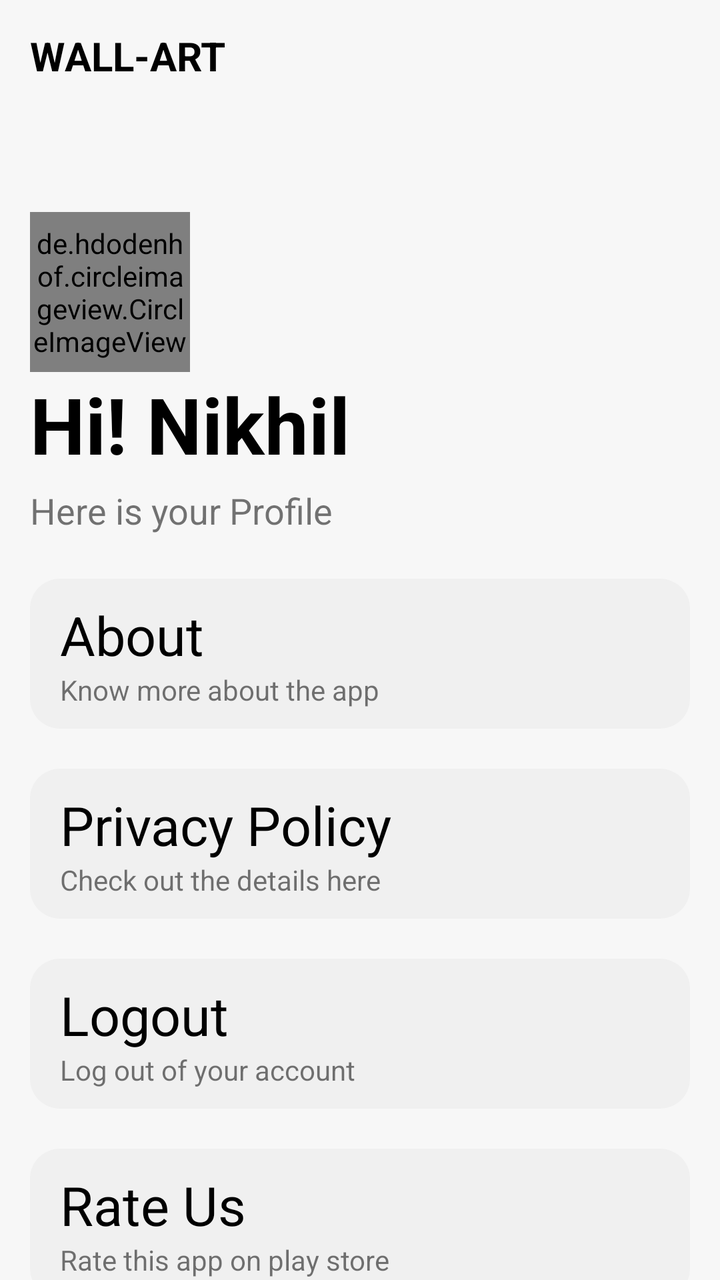
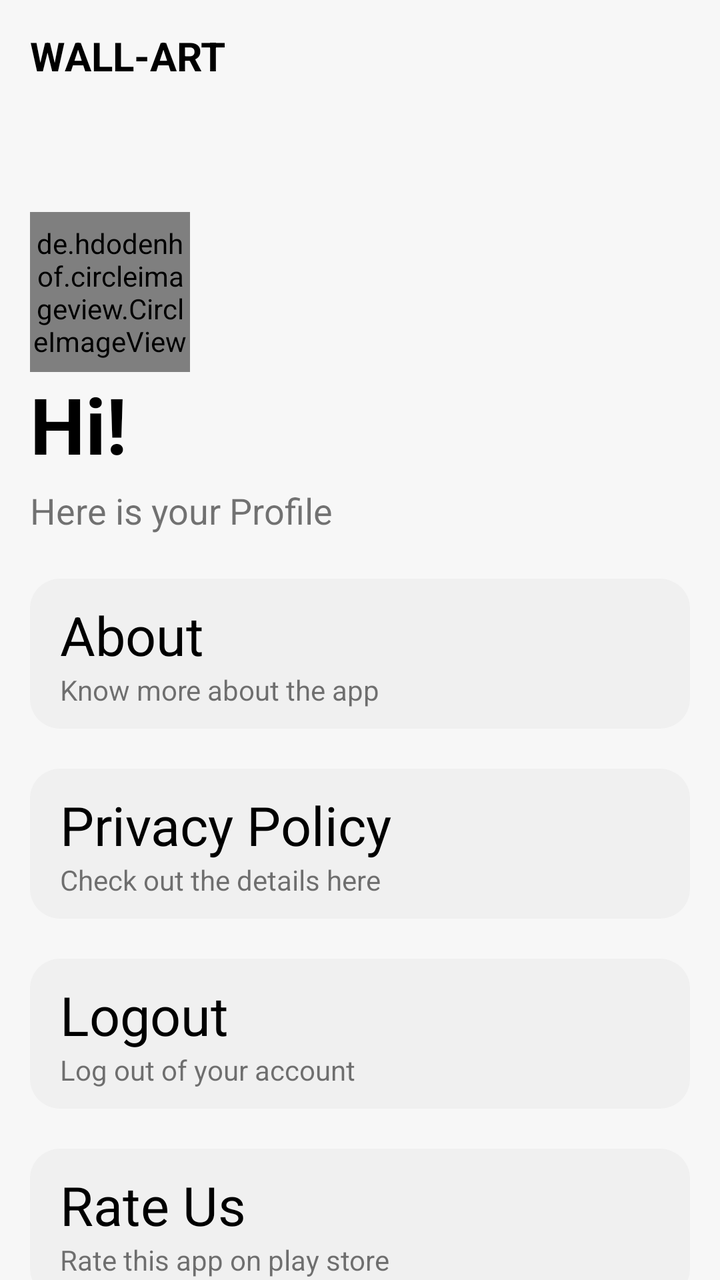

Two renders of the same Android screen: before a commit and after it. Below are the layout's source before the change and the commit's diff.
<!-- AndroidManifest.xml: application theme Theme.PixelPerfect -->
<!-- res/layout/fragment_profile_.xml -->
<?xml version="1.0" encoding="utf-8"?>
<LinearLayout xmlns:android="http://schemas.android.com/apk/res/android"
    xmlns:tools="http://schemas.android.com/tools"
    android:layout_width="match_parent"
    android:layout_height="match_parent"
    xmlns:app="http://schemas.android.com/apk/res-auto"
    android:orientation="vertical"
    android:background="#F7F7F7"
    tools:context=".profile_Fragment">

    <LinearLayout
        android:layout_width="match_parent"
        android:layout_height="56dp"
        android:gravity="center_vertical"
        android:orientation="vertical">

        <TextView
            android:layout_width="wrap_content"
            android:layout_height="wrap_content"
            android:text="WALL-ART"
            android:layout_marginHorizontal="15dp"
            android:textSize="20dp"
            android:textColor="@color/black"
            android:textStyle="bold"/>

    </LinearLayout>

    <androidx.core.widget.NestedScrollView
            android:layout_width="match_parent"
            android:layout_height="match_parent"
            android:isScrollContainer="true">

        <LinearLayout
                android:layout_width="match_parent"
                android:layout_height="match_parent"
                android:orientation="vertical">

                <de.hdodenhof.circleimageview.CircleImageView
                    android:layout_width="80dp"
                    android:layout_height="80dp"
                    android:layout_marginLeft="15dp"
                    android:id="@+id/user_img"
                    android:layout_marginTop="50dp"
                    android:src="@drawable/user"/>

            <TextView
                android:layout_width="wrap_content"
                android:layout_height="wrap_content"
                android:layout_marginLeft="15dp"
                android:text="Hi! Nikhil"
                android:id="@+id/user_name"
                android:textStyle="bold"
                android:textColor="@color/black"
                android:textSize="39dp"/>
            <TextView
                android:layout_width="wrap_content"
                android:layout_height="wrap_content"
                android:layout_marginTop="5dp"
                android:layout_marginBottom="22dp"
                android:layout_marginLeft="15dp"
                android:text="Here is your Profile"
                android:textSize="18dp"/>

                <LinearLayout
                    android:layout_width="match_parent"
                    android:layout_height="match_parent"
                    android:paddingVertical="10dp"
                    android:layout_marginHorizontal="15dp"
                    android:id="@+id/card_about"
                    android:layout_marginBottom="20dp"
                    android:background="@drawable/profilebg"
                   android:orientation="vertical">


                <TextView
                    android:layout_width="match_parent"
                    android:layout_height="match_parent"
                    android:text="About"
                    android:gravity="center_vertical"
                    android:layout_marginLeft="15dp"
                    android:textColor="@color/black"
                    android:textSize="27dp"/>
                    <TextView
                    android:layout_width="match_parent"
                    android:layout_height="match_parent"
                    android:text="Know more about the app"
                    android:gravity="center_vertical"
                    android:layout_marginLeft="15dp"
                    android:textSize="14dp"/>

                </LinearLayout>




                <LinearLayout
                    android:layout_width="match_parent"
                    android:layout_height="match_parent"
                    android:paddingVertical="10dp"
                    android:layout_marginBottom="20dp"
                    android:background="@drawable/profilebg"
                    android:id="@+id/card_policy"
                    android:layout_marginHorizontal="15dp"
                    android:orientation="vertical">


                    <TextView
                        android:layout_width="match_parent"
                        android:layout_height="match_parent"
                        android:text="Privacy Policy"
                        android:gravity="center_vertical"
                        android:layout_marginLeft="15dp"
                        android:textColor="@color/black"
                        android:textSize="27dp"/>
                    <TextView
                        android:layout_width="match_parent"
                        android:layout_height="match_parent"
                        android:text="Check out the details here"
                        android:gravity="center_vertical"
                        android:layout_marginLeft="15dp"
                        android:textSize="14dp"/>

                </LinearLayout>



                <LinearLayout
                    android:layout_width="match_parent"
                    android:layout_height="match_parent"
                    android:paddingVertical="10dp"
                    android:id="@+id/card_logout"
                    android:layout_marginBottom="20dp"
                    android:layout_marginHorizontal="15dp"
                    android:background="@drawable/profilebg"
                    android:orientation="vertical">


                    <TextView
                        android:layout_width="match_parent"
                        android:layout_height="match_parent"
                        android:text="Logout"
                        android:gravity="center_vertical"
                        android:layout_marginLeft="15dp"
                        android:textColor="@color/black"
                        android:textSize="27dp"/>
                    <TextView
                        android:layout_width="match_parent"
                        android:layout_height="match_parent"
                        android:text="Log out of your account"
                        android:gravity="center_vertical"
                        android:layout_marginLeft="15dp"
                        android:textSize="14dp"/>

                </LinearLayout>



                <LinearLayout
                    android:layout_width="match_parent"
                    android:layout_height="match_parent"
                    android:paddingVertical="10dp"
                    android:id="@+id/card_rate"
                    android:layout_marginBottom="20dp"
                    android:layout_marginHorizontal="15dp"
                    android:background="@drawable/profilebg"
                    android:orientation="vertical">


                    <TextView
                        android:layout_width="match_parent"
                        android:layout_height="match_parent"
                        android:text="Rate Us"
                        android:gravity="center_vertical"
                        android:layout_marginLeft="15dp"
                        android:textColor="@color/black"
                        android:textSize="27dp"/>
                    <TextView
                        android:layout_width="match_parent"
                        android:layout_height="match_parent"
                        android:text="Rate this app on play store"
                        android:gravity="center_vertical"
                        android:layout_marginLeft="15dp"
                        android:textSize="14dp"/>

                </LinearLayout>



        </LinearLayout>


        </androidx.core.widget.NestedScrollView>
</LinearLayout>
<!-- resources referenced by this layout -->
<resources>
  <color name="black">#FF000000</color>
  <!-- drawable profilebg (drawable) -->
  <?xml version="1.0" encoding="utf-8"?>
  <shape xmlns:android="http://schemas.android.com/apk/res/android">
  <solid android:color="#FFF0F0F0"/>
      <stroke android:color="@color/black"
          android:width="0dp"/>
      <corners android:radius="15dp"/>
  
  </shape>
  <!-- drawable user: png bitmap (drawable, 17878 bytes) -->
  <style name="Theme.PixelPerfect" parent="Theme.MaterialComponents.Light.NoActionBar">
          
          <item name="colorPrimary">#000000</item>
          <item name="colorPrimaryVariant">#8F8F8F</item>
          <item name="colorOnPrimary">@color/white</item>
          
          <item name="colorSecondary">#D65858</item>
          <item name="colorSecondaryVariant">#fff</item>
          <item name="colorOnSecondary">@color/black</item>
          
          <item name="android:statusBarColor">?attr/colorPrimaryVariant</item>
          
      </style>
  <color name="white">#FFFFFFFF</color>
</resources>

<!-- the commit's change to res/layout/fragment_profile_.xml (unified diff, before → after) -->
@@ -47,7 +47,7 @@
                 android:layout_width="wrap_content"
                 android:layout_height="wrap_content"
                 android:layout_marginLeft="15dp"
-                android:text="Hi! Nikhil"
+                android:text="Hi!"
                 android:id="@+id/user_name"
                 android:textStyle="bold"
                 android:textColor="@color/black"
